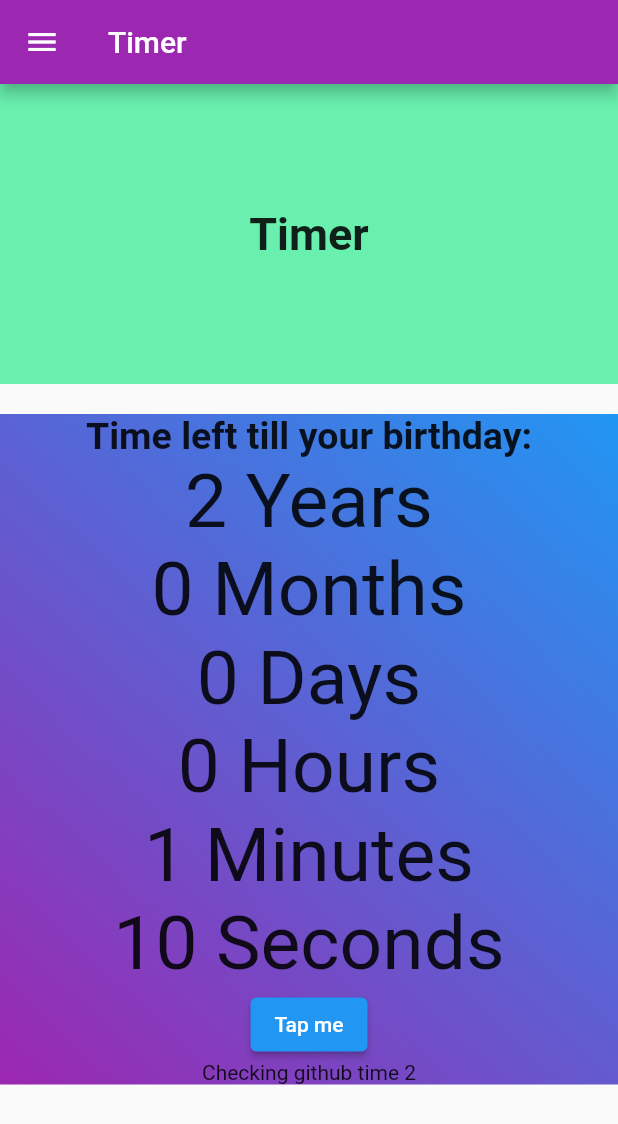
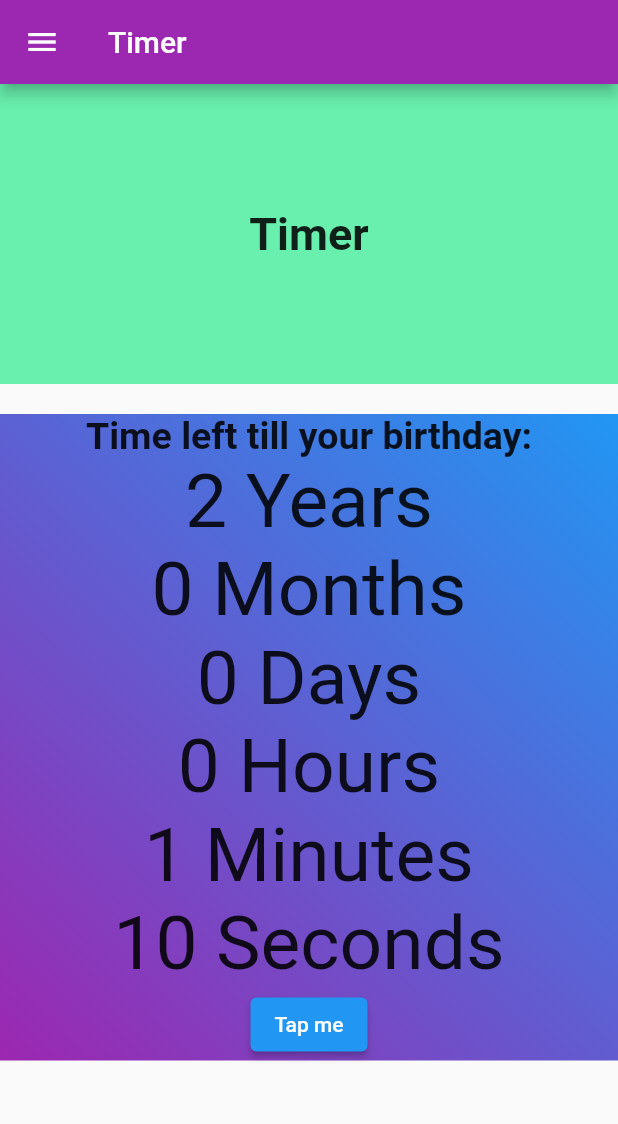
Before and after one commit to ortemmetro/CountDownTimer, a Flutter app: the screen it shows after launch, on a phone screen of 412 x 824 dp. Shown: the top 1124 px of the screen. Run offline on Flutter 3.47's test engine with Material 2 defaults, Android fonts, the phone set to English and light mode, and no system bars.

Commit message:
Deleted some code

```diff
--- a/lib/main.dart
+++ b/lib/main.dart
@@ -195,7 +195,6 @@ class _MyTimerState extends State<MyTimer> {
               child: const Text('Tap me'),
               onPressed: startTimer,
             ),
-            Text('Checking github time 2'),
           ],
         ),
       ),
```
